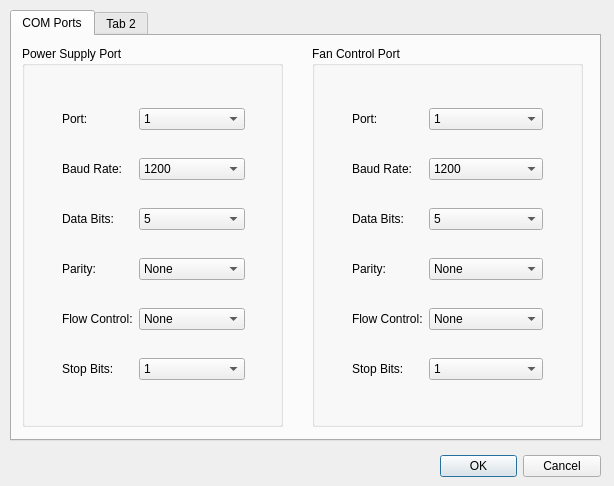
The window that settingsdialog.ui (Kejay3190/Fan-Tester-Project) describes before a commit, drawn with Qt 5.
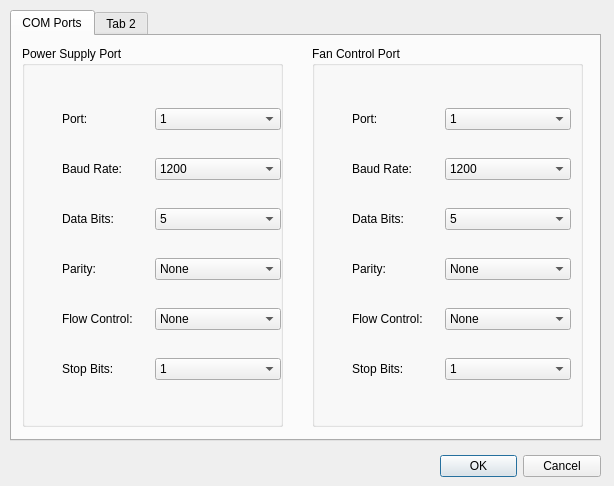
The same window after the commit.

Commit message:
Layout managers added
- Placed widgets in layout managers.
- Removed unnecessary calls to QVariant::value() in the readSettings() function in the settingsdialog.cpp file.

```diff
--- a/settingsdialog.ui
+++ b/settingsdialog.ui
@@ -59,7 +59,7 @@
        <rect>
         <x>40</x>
         <y>40</y>
-        <width>191</width>
+        <width>219</width>
         <height>321</height>
        </rect>
       </property>
@@ -368,7 +368,7 @@
        <rect>
         <x>40</x>
         <y>40</y>
-        <width>183</width>
+        <width>219</width>
         <height>321</height>
        </rect>
       </property>
```
Left out of the diff: 53 changed lines with no effect on the pictures. The commit also changes 7 other files.
